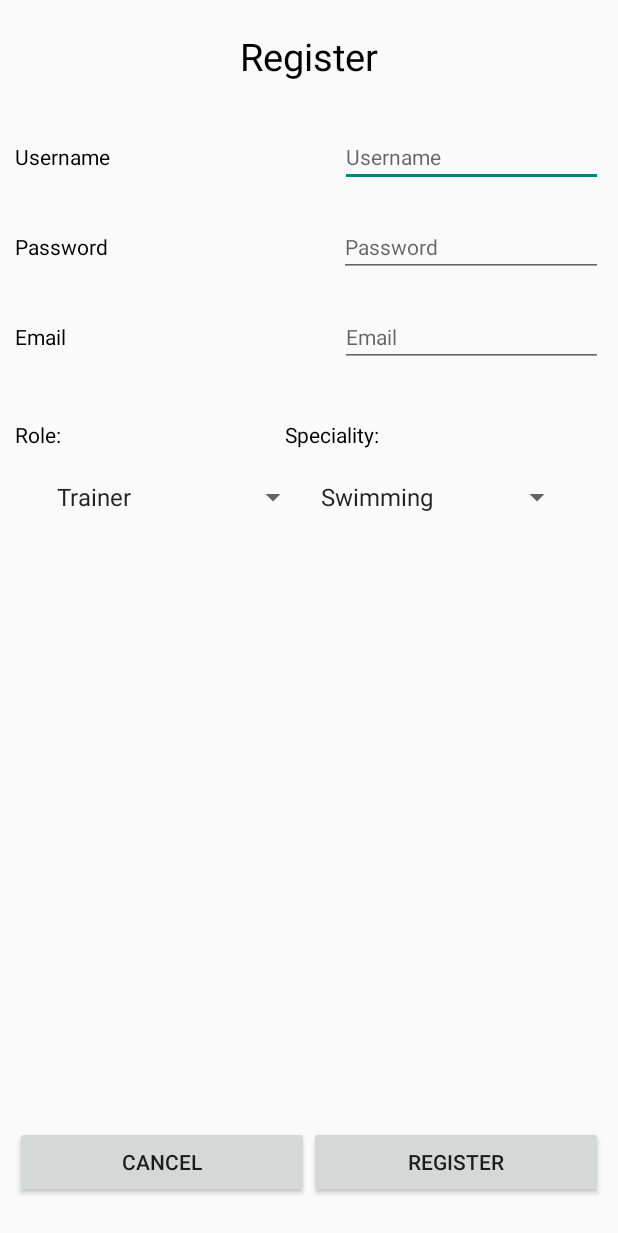
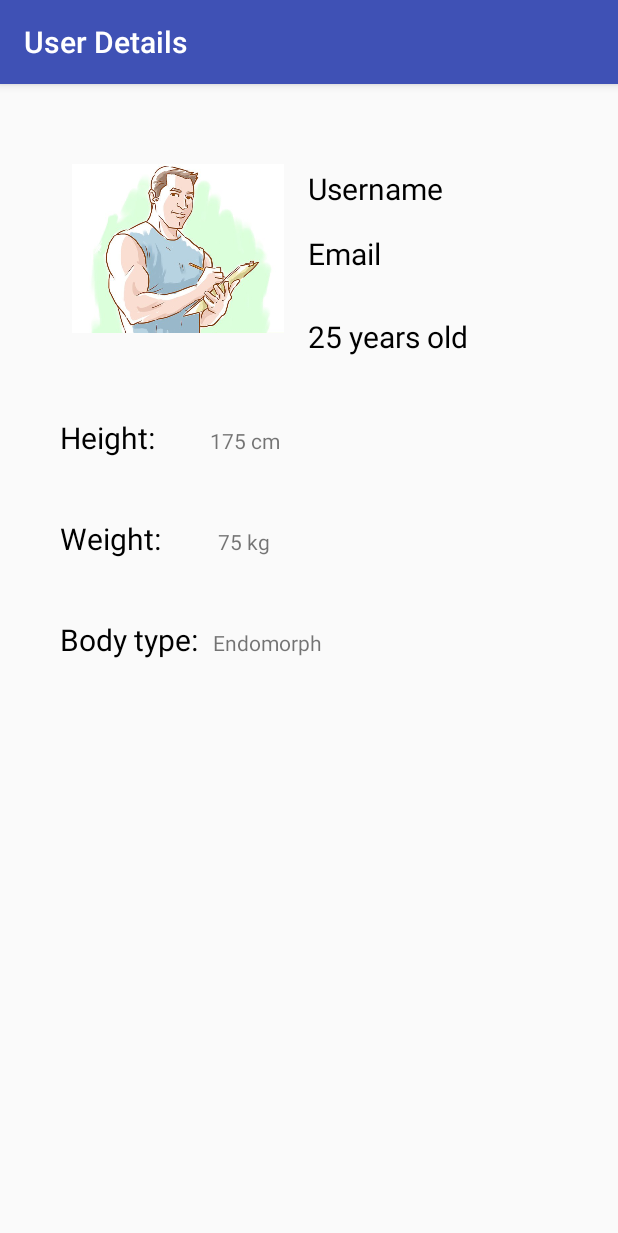
Before and after one commit to fitnes-app/fitness-app-client, an Android app: the screen it shows after launch (RegisterActivity before the commit, User_details_activity after it), on a phone screen of 412 x 824 dp. Shown: the top 1233 px of the screen. Run offline under Robolectric (Android 15) with nearby library versions, the phone set to English and light mode, and no system bars.

Commit message:
Added user_details layout & activity + values files & AndroidManifest updates

```diff
--- a/fitnessapp-client/app/src/main/AndroidManifest.xml
+++ b/fitnessapp-client/app/src/main/AndroidManifest.xml
@@ -66,6 +66,15 @@
         <activity android:name=".RegisterActivity"
             android:theme="@style/Theme.AppCompat.Light.NoActionBar">
             <intent-filter>
+
+                <category android:name="android.intent.category.LAUNCHER" />
+            </intent-filter>
+        </activity>
+        <activity
+            android:name=".User_details_activity"
+            android:label="User Details"
+            android:theme="@style/AppTheme">
+            <intent-filter>
                 <action android:name="android.intent.action.MAIN" />
                 <category android:name="android.intent.category.LAUNCHER" />
             </intent-filter>
--- /dev/null
+++ b/fitnessapp-client/app/src/main/java/com/fitnessapp/client/User_details_activity.java
@@ -0,0 +1,13 @@
+package com.fitnessapp.client;
+
+import android.support.v7.app.AppCompatActivity;
+import android.os.Bundle;
+
+public class User_details_activity extends AppCompatActivity {
+
+    @Override
+    protected void onCreate(Bundle savedInstanceState) {
+        super.onCreate(savedInstanceState);
+        setContentView(R.layout.user_details);
+    }
+}
--- /dev/null
+++ b/fitnessapp-client/app/src/main/res/layout/user_details.xml
@@ -0,0 +1,150 @@
+<LinearLayout xmlns:android="http://schemas.android.com/apk/res/android"
+    xmlns:app="http://schemas.android.com/apk/res-auto"
+    xmlns:tools="http://schemas.android.com/tools"
+    android:layout_width="match_parent"
+    android:layout_height="match_parent"
+    android:orientation="vertical"
+    android:paddingLeft="20dp"
+    android:paddingTop="20dp"
+    android:paddingRight="20dp"
+    android:paddingBottom="20dp">
+
+    <LinearLayout
+        android:layout_width="match_parent"
+        android:layout_height="wrap_content"
+        android:layout_margin="20dp"
+        android:orientation="horizontal">
+
+        <ImageView
+            android:id="@+id/user_photo"
+            android:layout_width="141dp"
+            android:layout_height="123dp"
+            android:layout_marginStart="8dp"
+            android:layout_marginLeft="8dp"
+            android:layout_marginTop="8dp"
+            android:layout_marginEnd="8dp"
+            android:layout_marginRight="8dp"
+            android:src="@drawable/trainer"
+            app:layout_constraintEnd_toStartOf="@+id/username"
+            app:layout_constraintStart_toStartOf="parent"
+            app:layout_constraintTop_toTopOf="parent" />
+
+        <LinearLayout
+            android:layout_width="match_parent"
+            android:layout_height="wrap_content"
+            android:orientation="vertical">
+
+            <TextView
+                android:id="@+id/username"
+                android:layout_width="wrap_content"
+                android:layout_height="wrap_content"
+                android:layout_marginStart="8dp"
+                android:layout_marginLeft="8dp"
+                android:layout_marginTop="16dp"
+                android:layout_marginEnd="16dp"
+                android:layout_marginRight="16dp"
+                android:text="@string/username"
+                android:textColor="@color/black"
+                android:textSize="20sp" />
+
+            <TextView
+                android:id="@+id/email"
+                android:layout_width="wrap_content"
+                android:layout_height="wrap_content"
+                android:layout_marginStart="8dp"
+                android:layout_marginLeft="8dp"
+                android:layout_marginTop="16dp"
+                android:layout_marginEnd="16dp"
+                android:layout_marginRight="16dp"
+                android:text="@string/email"
+                android:textColor="@color/black"
+                android:textSize="20sp" />
+
+            <TextView
+                android:id="@+id/rating"
+                android:layout_width="wrap_content"
+                android:layout_height="wrap_content"
+                android:layout_marginStart="8dp"
+                android:layout_marginLeft="8dp"
+                android:layout_marginTop="28dp"
+                android:layout_marginEnd="16dp"
+                android:layout_marginRight="16dp"
+                android:text="25 years old"
+                android:textColor="@color/black"
+                android:textSize="20sp" />
+
+
+        </LinearLayout>
+    </LinearLayout>
+
+    <LinearLayout
+        android:layout_width="match_parent"
+        android:layout_height="wrap_content"
+        android:layout_margin="20dp"
+        android:orientation="horizontal">
+
+        <TextView
+            android:id="@+id/textView6"
+            android:layout_width="wrap_content"
+            android:layout_height="wrap_content"
+            android:layout_weight="1"
+            android:text="@string/height"
+            android:textColor="@android:color/black"
+            android:textSize="20sp" />
+
+        <TextView
+            android:id="@+id/textView9"
+            android:layout_width="wrap_content"
+            android:layout_height="wrap_content"
+            android:layout_weight="5"
+            android:text="175 cm" />
+    </LinearLayout>
+
+    <LinearLayout
+        android:layout_width="match_parent"
+        android:layout_height="wrap_content"
+        android:layout_margin="20dp"
+        android:orientation="horizontal">
+
+        <TextView
+            android:id="@+id/textView7"
+            android:layout_width="wrap_content"
+            android:layout_height="wrap_content"
+            android:layout_weight="1"
+            android:text="@string/weight"
+            android:textColor="@android:color/black"
+            android:textSize="20sp" />
+
+        <TextView
+            android:id="@+id/textView10"
+            android:layout_width="wrap_content"
+            android:layout_height="wrap_content"
+            android:layout_weight="5"
+            android:text="75 kg" />
+    </LinearLayout>
+
+    <LinearLayout
+        android:layout_width="match_parent"
+        android:layout_height="match_parent"
+        android:layout_margin="20dp"
+        android:orientation="horizontal">
+
+        <TextView
+            android:id="@+id/textView8"
+            android:layout_width="wrap_content"
+            android:layout_height="wrap_content"
+            android:layout_weight="1"
+            android:text="@string/body_type"
+            android:textColor="@android:color/black"
+            android:textSize="20sp" />
+
+        <TextView
+            android:id="@+id/textView11"
+            android:layout_width="wrap_content"
+            android:layout_height="wrap_content"
+            android:layout_weight="15"
+            android:text="Endomorph" />
+    </LinearLayout>
+
+
+</LinearLayout>
--- a/fitnessapp-client/app/src/main/res/values/strings.xml
+++ b/fitnessapp-client/app/src/main/res/values/strings.xml
@@ -36,4 +36,7 @@
     <string name="email">Email</string>
     <string name="role">Role:</string>
     <string name="speciality">Speciality:</string>
+    <string name="height">Height: </string>
+    <string name="weight">Weight: </string>
+    <string name="body_type">Body type: </string>
 </resources>
```
